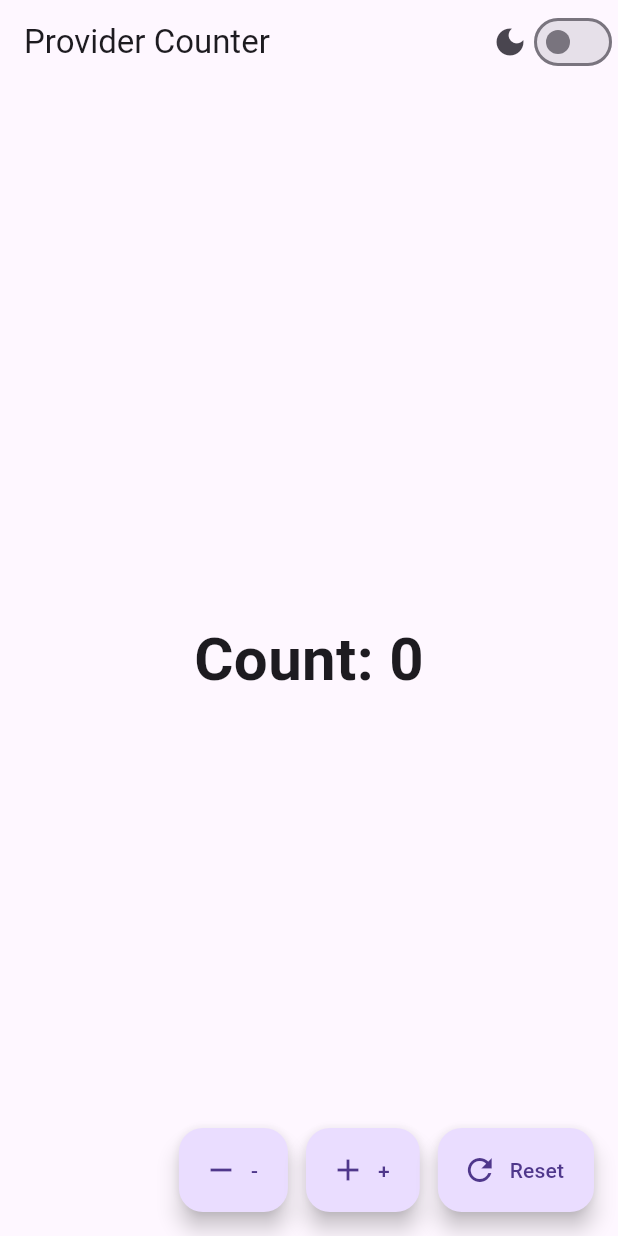
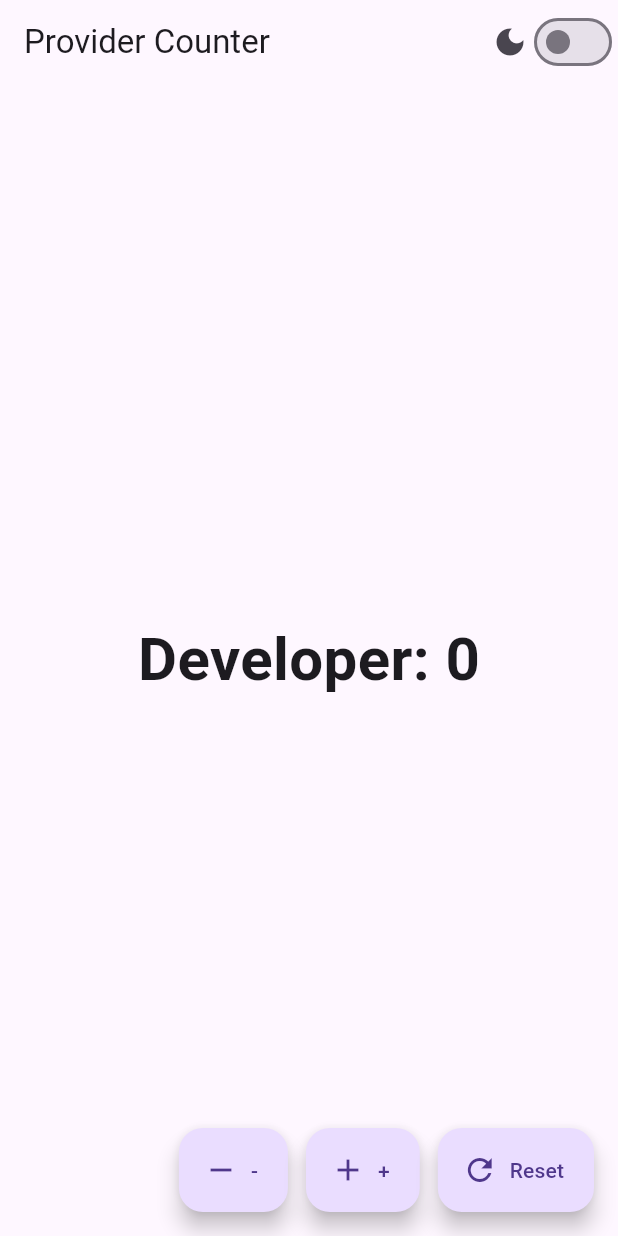
Before and after one commit to aoypsk8/test_gitflow_workflow, a Flutter app: the screen it shows after launch, on a phone screen of 412 x 824 dp. Run offline on Flutter 3.47's test engine with Material 3 defaults, Android fonts, the phone set to English and light mode, and no system bars.

Commit message:
test developer

```diff
--- a/lib/widgets/counter_text.dart
+++ b/lib/widgets/counter_text.dart
@@ -12,7 +12,7 @@ class CounterText extends StatelessWidget {
       selector: (_, p) => p.count,
       builder: (_, count, __) {
         return Text(
-          'Count: $count',
+          'Developer: $count',
           style: const TextStyle(fontSize: 40, fontWeight: FontWeight.w600),
         );
       },
```
